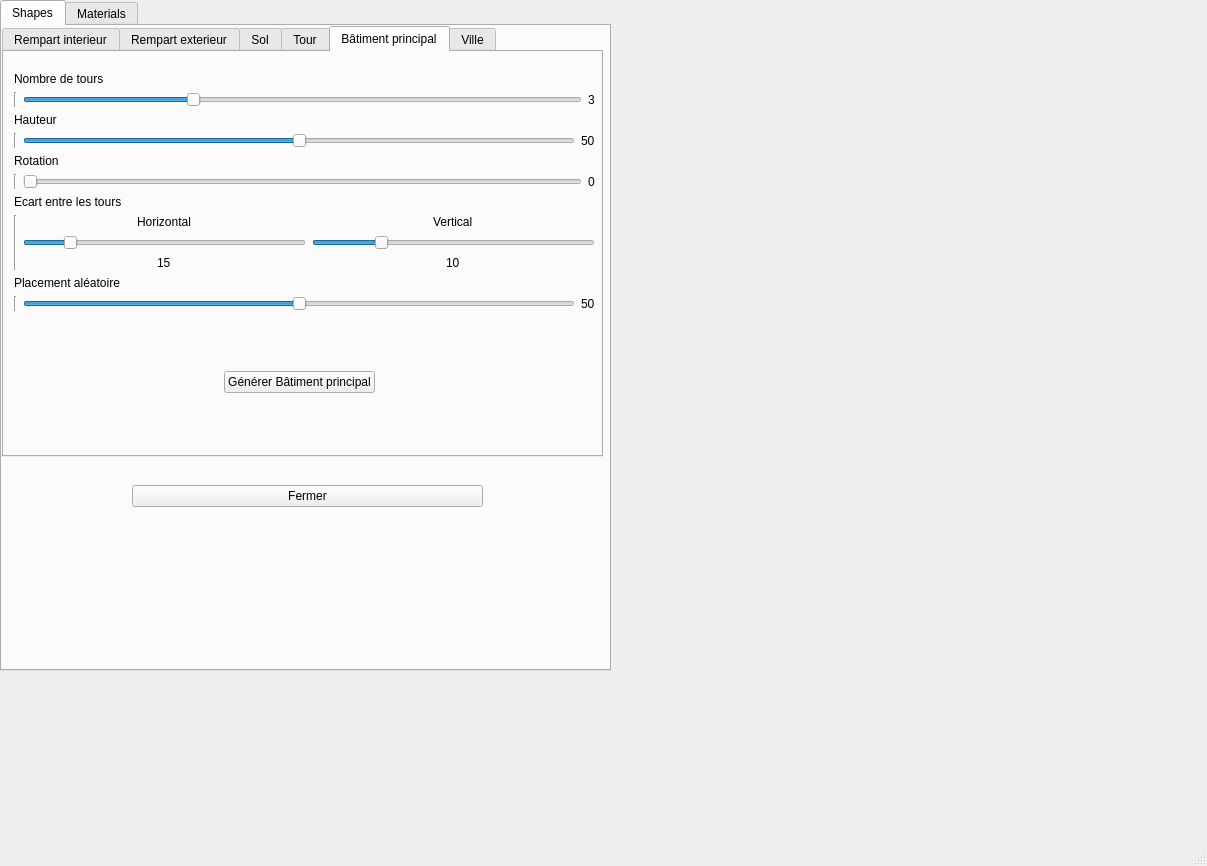
Before: the Qt Designer form Castle_form.ui in Ghostmoonk/maya-python-castle, drawn with Qt 5.
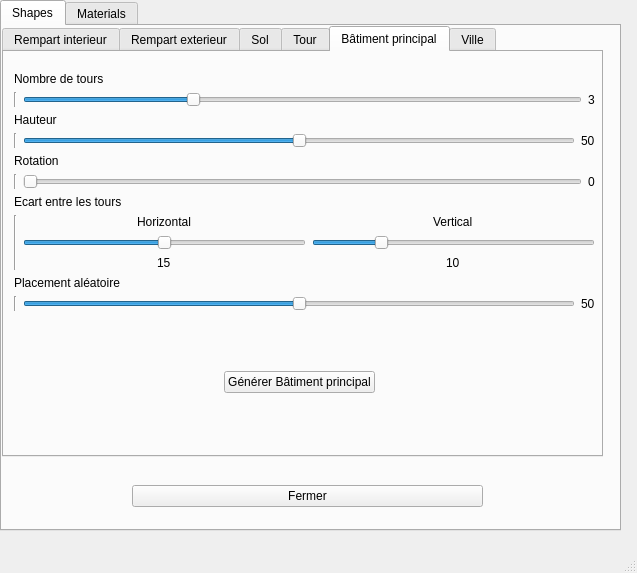
After: the same form once the commit is applied. The open tabs and pages were chosen to show the change. Icons and pictures are not drawn.

Commit message: modif interface valeurs

What changed in the file:
```diff
--- a/Castle_form.ui
+++ b/Castle_form.ui
@@ -6,8 +6,8 @@
    <rect>
     <x>0</x>
     <y>0</y>
-    <width>1207</width>
-    <height>866</height>
+    <width>637</width>
+    <height>573</height>
    </rect>
   </property>
   <property name="windowTitle">
@@ -19,8 +19,8 @@
      <rect>
       <x>0</x>
       <y>0</y>
-      <width>611</width>
-      <height>671</height>
+      <width>621</width>
+      <height>531</height>
      </rect>
     </property>
     <property name="tabPosition">
@@ -1429,8 +1429,11 @@
                </item>
                <item>
                 <widget class="QSlider" name="bp_ecart_h">
+                 <property name="minimum">
+                  <number>5</number>
+                 </property>
                  <property name="maximum">
-                  <number>100</number>
+                  <number>25</number>
                  </property>
                  <property name="value">
                   <number>15</number>
```
Left out of the diff: 26 changed lines with no effect on the pictures.
